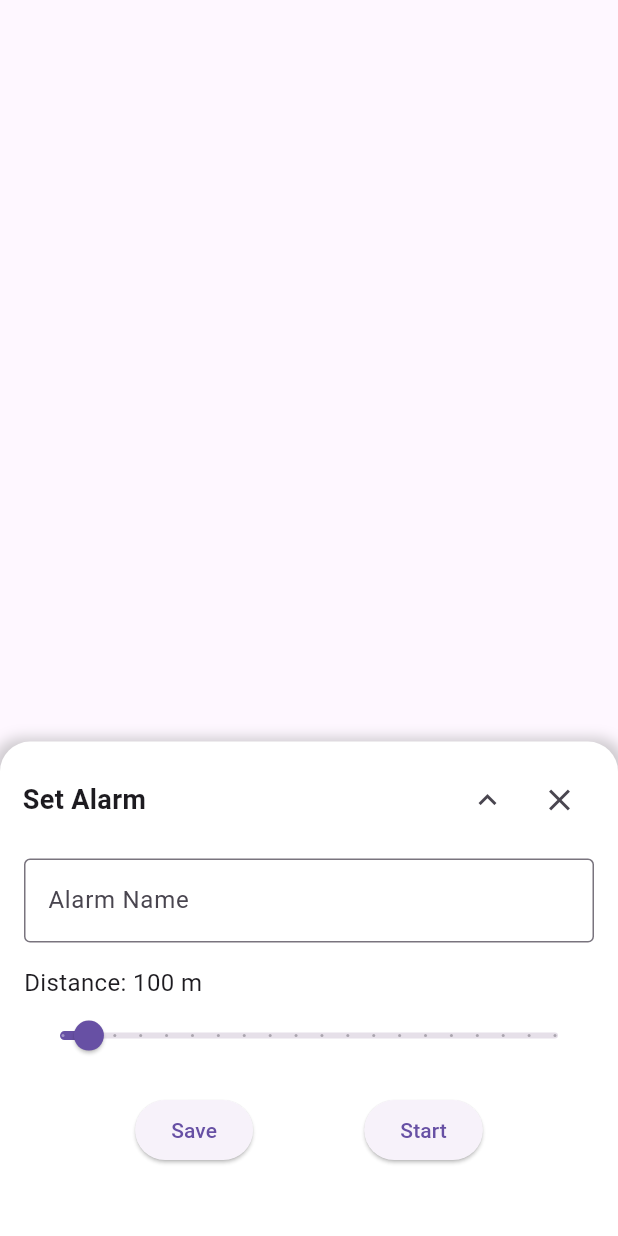
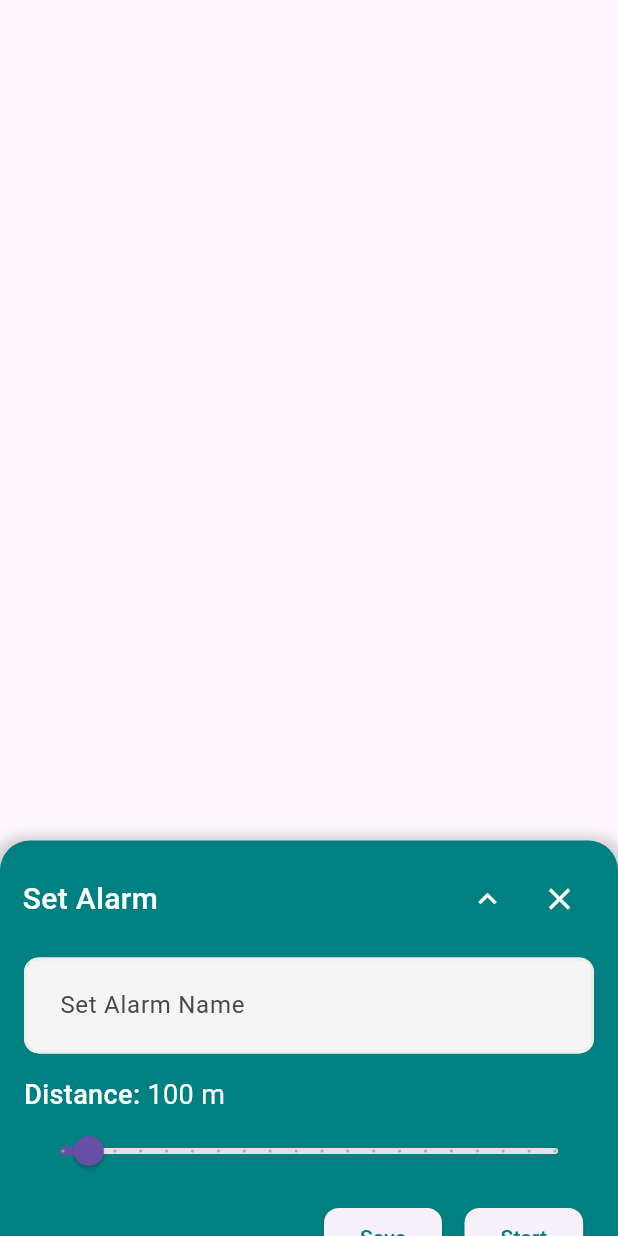
Before and after one commit to enzouro/WakeNav, a Flutter app: the AlarmDrawer widget shown alone on an empty page, opened directly with empty values, on a phone screen of 412 x 824 dp. Run offline on Flutter 3.47's test engine with Material 3 defaults, Android fonts, the phone set to English and light mode, and no system bars; our stand-ins replace flutter_map, geolocator, latlong2, shared_preferences; missing offline and left inert: flutter_map_cancellable_tile_provider; accounts and stored records are empty.

Commit message:
added design in alarm drawer

```diff
--- a/wakenav/lib/widget/alarm_drawer.dart
+++ b/wakenav/lib/widget/alarm_drawer.dart
@@ -7,11 +7,10 @@ import 'dart:convert';
 import '../models/alarm.dart';
 import 'package:uuid/uuid.dart';
 
-
 class AlarmDrawer extends StatefulWidget {
   final Function onCancel;
   final Function(Alarm) onSave;
-  final Function(Alarm) onStart;  // Change this to accept an Alarm
+  final Function(Alarm) onStart; // Change this to accept an Alarm
   final double latitude;
   final double longitude;
 
@@ -33,10 +32,11 @@ class _AlarmDrawerState extends State<AlarmDrawer> {
   double _distance = 100.0;
   TextEditingController _alarmNameController = TextEditingController();
   TextEditingController _noteController = TextEditingController();
-  DraggableScrollableController _draggableController = DraggableScrollableController();
+  DraggableScrollableController _draggableController =
+      DraggableScrollableController();
 
-  final double _collapsedSize = 0.4;
-  final double _expandedSize = 0.6;
+  final double _collapsedSize = 0.32;
+  final double _expandedSize = 0.45;
 
   @override
   void initState() {
@@ -50,13 +50,13 @@ class _AlarmDrawerState extends State<AlarmDrawer> {
     _draggableController.dispose();
     super.dispose();
   }
+
   void _onDraggableChange() {
     final size = _draggableController.size;
     setState(() {
       _isExpanded = size > (_collapsedSize + _expandedSize) / 2;
     });
   }
-
 
   void _toggleExpansion() {
     final targetSize = _isExpanded ? _collapsedSize : _expandedSize;
@@ -94,7 +94,8 @@ class _AlarmDrawerState extends State<AlarmDrawer> {
     alarms.add(alarm);
 
     // Save updated alarms list
-  await prefs.setString('alarms', jsonEncode(alarms.map((e) => e.toJson()).toList()));
+    await prefs.setString(
+        'alarms', jsonEncode(alarms.map((e) => e.toJson()).toList()));
 
     // Close the drawer
     widget.onCancel();
@@ -108,11 +109,9 @@ class _AlarmDrawerState extends State<AlarmDrawer> {
     widget.onCancel();
   }
 
-_startAlarm(){
+  _startAlarm() {
     _saveAlarm(setActive: true);
   }
-
-
 
   @override
   Widget build(BuildContext context) {
@@ -124,7 +123,7 @@ _startAlarm(){
       builder: (_, controller) {
         return Container(
           decoration: BoxDecoration(
-            color: Colors.white,
+            color: Color(0xFF008080),
             borderRadius: BorderRadius.vertical(top: Radius.circular(20)),
             boxShadow: [
               BoxShadow(
@@ -142,15 +141,24 @@ _startAlarm(){
                 child: Row(
                   mainAxisAlignment: MainAxisAlignment.spaceBetween,
                   children: [
-                    Text('Set Alarm', style: TextStyle(fontSize: 18, fontWeight: FontWeight.bold)),
+                    Text('Set Alarm',
+                        style: TextStyle(
+                            color: Colors.white,
+                            fontSize: 20,
+                            fontWeight: FontWeight.w500)),
                     Row(
                       children: [
                         IconButton(
-                          icon: Icon(_isExpanded ? Icons.expand_more : Icons.expand_less),
-                          onPressed: _toggleExpansion,  // Use the new _toggleExpansion method
+                          icon: Icon(
+                              _isExpanded
+                                  ? Icons.expand_more
+                                  : Icons.expand_less,
+                              color: Colors.white),
+                          onPressed:
+                              _toggleExpansion, // Use the new _toggleExpansion method
                         ),
                         IconButton(
-                          icon: Icon(Icons.close),
+                          icon: Icon(Icons.close, color: Colors.white),
                           onPressed: () => widget.onCancel(),
                         ),
                       ],
@@ -163,15 +171,44 @@ _startAlarm(){
                   controller: controller,
                   padding: EdgeInsets.symmetric(horizontal: 16),
                   children: [
-                    TextField(
+                    TextFormField(
                       controller: _alarmNameController,
                       decoration: InputDecoration(
-                        labelText: 'Alarm Name',
+                          contentPadding: EdgeInsets.all(20),
                           border: OutlineInputBorder(),
+                          focusedBorder: OutlineInputBorder(
+                            borderRadius: BorderRadius.circular(10.0),
+                            borderSide: BorderSide(
+                              color: (Colors.grey[400])!,
                             ),
                           ),
+                          enabledBorder: OutlineInputBorder(
+                            borderRadius: BorderRadius.circular(10.0),
+                            borderSide: BorderSide(
+                              color: (Colors.grey[200])!,
+                              width: 2.0,
+                            ),
+                          ),
+                          filled: true,
+                          fillColor: Colors.grey[100],
+                          // label: Text("Alarm Name"),
+                          hintText: "Set Alarm Name"),
+                    ),
                     SizedBox(height: 15),
-                    Text('Distance: ${_distance.toStringAsFixed(0)} m', style: TextStyle(fontSize: 16)),
+                    Row(
+                      children: [
+                        Text('Distance: ',
+                            style: TextStyle(
+                                color: Colors.white,
+                                fontSize: 18,
+                                fontWeight: FontWeight.w500)),
+                        Text('${_distance.toStringAsFixed(0)} m',
+                        style: TextStyle(
+                            color: Colors.white,
+                            fontSize: 18,
+                            fontWeight: FontWeight.normal)),
+                      ],
+                    ),
                     Slider(
                       value: _distance,
                       min: 50,
@@ -183,28 +220,65 @@ _startAlarm(){
                         });
                       },
                     ),
-                    SizedBox(height: 15),
+                    SizedBox(height: 10),
                     Row(
-                      mainAxisAlignment: MainAxisAlignment.spaceEvenly,
+                      mainAxisAlignment: MainAxisAlignment.end,
+                      children: [
+                        Container(
+                          width: 180,
+                          child: Row(
                             children: [
                               ElevatedButton(
                                 onPressed: _saveAlarm,
-                          child: Text('Save'),
+                                style: ElevatedButton.styleFrom(
+                                  shape: RoundedRectangleBorder(
+                                    borderRadius: BorderRadius.circular(10),
                                   ),
+                                ),
+                                child: Text('Save',
+                                    style: TextStyle(color: Color(0xFF008080))),
+                              ),
+                              SizedBox(width: 15),
                               ElevatedButton(
                                 onPressed: _startAlarm,
-                          child: Text('Start'),
+                                style: ElevatedButton.styleFrom(
+                                  shape: RoundedRectangleBorder(
+                                    borderRadius: BorderRadius.circular(10),
+                                  ),
+                                ),
+                                child: Text('Start',
+                                    style: TextStyle(color: Color(0xFF008080))),
                               ),
                             ],
                           ),
+                        ),
+                      ],
+                    ),
+                    SizedBox(height: 15),
                     if (_isExpanded) ...[
                       SizedBox(height: 15),
-                      TextField(
+                      TextFormField(
                         controller: _noteController,
                         decoration: InputDecoration(
-                          labelText: 'Note',
+                            contentPadding: EdgeInsets.all(20),
                             border: OutlineInputBorder(),
+                            focusedBorder: OutlineInputBorder(
+                              borderRadius: BorderRadius.circular(10.0),
+                              borderSide: BorderSide(
+                                color: (Colors.grey[400])!,
                               ),
+                            ),
+                            enabledBorder: OutlineInputBorder(
+                              borderRadius: BorderRadius.circular(10.0),
+                              borderSide: BorderSide(
+                                color: (Colors.grey[200])!,
+                                width: 2.0,
+                              ),
+                            ),
+                            filled: true,
+                            fillColor: Colors.grey[100],
+                            // label: Text("Alarm Name"),
+                            hintText: "Details"),
                         maxLines: 3,
                       ),
                     ],
```
Lines whose indentation alone changed are shown as unchanged.
